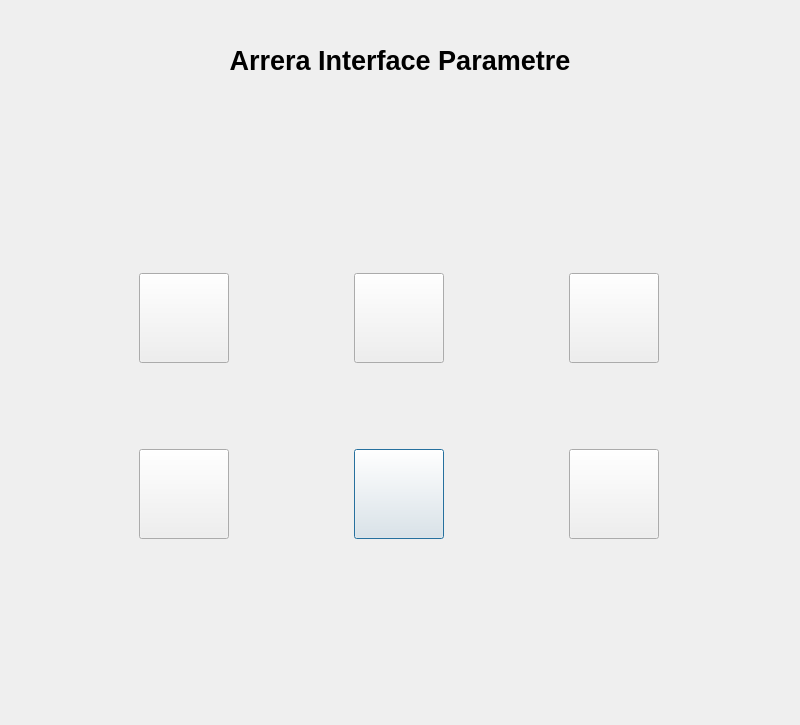
Qt form carrerainterfacesetting.ui (Arrera-Software/Arrera-Interface) before a commit.
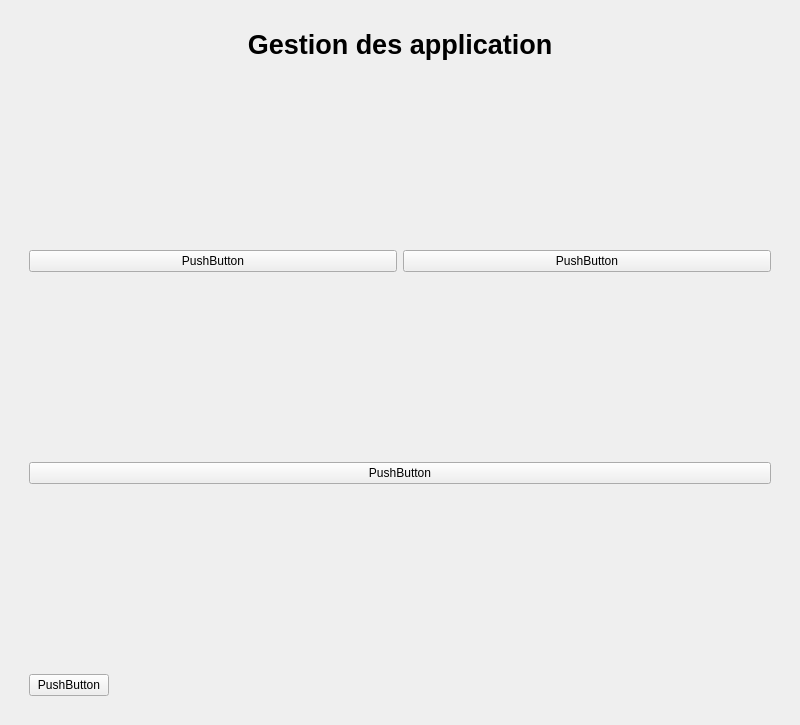
The same form after that commit. Icons and pictures are not drawn.

Commit message: Commencement de la gestion des app dans les parametre

Diff of the .ui file:
```diff
--- a/carrerainterfacesetting.ui
+++ b/carrerainterfacesetting.ui
@@ -25,7 +25,10 @@
   </property>
   <layout class="QHBoxLayout" name="horizontalLayout">
    <item>
-    <widget class="QStackedWidget" name="stackedWidget">
+    <widget class="QStackedWidget" name="Main">
+     <property name="currentIndex">
+      <number>1</number>
+     </property>
      <widget class="QWidget" name="Acceuil">
       <layout class="QVBoxLayout" name="verticalLayout">
        <item>
@@ -311,7 +314,123 @@
        </item>
       </layout>
      </widget>
-     <widget class="QWidget" name="page_2"/>
+     <widget class="QWidget" name="App">
+      <layout class="QVBoxLayout" name="verticalLayout_2">
+       <item>
+        <widget class="QStackedWidget" name="PartieApp">
+         <widget class="QWidget" name="AcceuilApp">
+          <layout class="QVBoxLayout" name="verticalLayout_3">
+           <item>
+            <widget class="QLabel" name="label">
+             <property name="font">
+              <font>
+               <pointsize>20</pointsize>
+               <bold>true</bold>
+              </font>
+             </property>
+             <property name="text">
+              <string>Gestion des application</string>
+             </property>
+             <property name="alignment">
+              <set>Qt::AlignCenter</set>
+             </property>
+            </widget>
+           </item>
+           <item>
+            <spacer name="verticalSpacer_5">
+             <property name="orientation">
+              <enum>Qt::Vertical</enum>
+             </property>
+             <property name="sizeHint" stdset="0">
+              <size>
+               <width>20</width>
+               <height>40</height>
+              </size>
+             </property>
+            </spacer>
+           </item>
+           <item>
+            <layout class="QHBoxLayout" name="horizontalLayout_2">
+             <item>
+              <widget class="QPushButton" name="IDC_ADDAPP">
+               <property name="text">
+                <string>PushButton</string>
+               </property>
+              </widget>
+             </item>
+             <item>
+              <widget class="QPushButton" name="IDC_SUPP">
+               <property name="text">
+                <string>PushButton</string>
+               </property>
+              </widget>
+             </item>
+            </layout>
+           </item>
+           <item>
+            <spacer name="verticalSpacer_4">
+             <property name="orientation">
+              <enum>Qt::Vertical</enum>
+             </property>
+             <property name="sizeHint" stdset="0">
+              <size>
+               <width>20</width>
+               <height>40</height>
+              </size>
+             </property>
+            </spacer>
+           </item>
+           <item>
+            <widget class="QPushButton" name="IDC_TASKBAR">
+             <property name="text">
+              <string>PushButton</string>
+             </property>
+            </widget>
+           </item>
+           <item>
+            <spacer name="verticalSpacer_7">
+             <property name="orientation">
+              <enum>Qt::Vertical</enum>
+             </property>
+             <property name="sizeHint" stdset="0">
+              <size>
+               <width>20</width>
+               <height>40</height>
+              </size>
+             </property>
+            </spacer>
+           </item>
+           <item>
+            <layout class="QHBoxLayout" name="horizontalLayout_3">
+             <item>
+              <widget class="QPushButton" name="IDC_BACKAPPACCEUIL">
+               <property name="text">
+                <string>PushButton</string>
+               </property>
+              </widget>
+             </item>
+             <item>
+              <spacer name="horizontalSpacer">
+               <property name="orientation">
+                <enum>Qt::Horizontal</enum>
+               </property>
+               <property name="sizeHint" stdset="0">
+                <size>
+                 <width>40</width>
+                 <height>20</height>
+                </size>
+               </property>
+              </spacer>
+             </item>
+            </layout>
+           </item>
+          </layout>
+         </widget>
+         <widget class="QWidget" name="page_2"/>
+        </widget>
+       </item>
+      </layout>
+     </widget>
     </widget>
    </item>
   </layout>
```
The commit also changes 2 other files.
